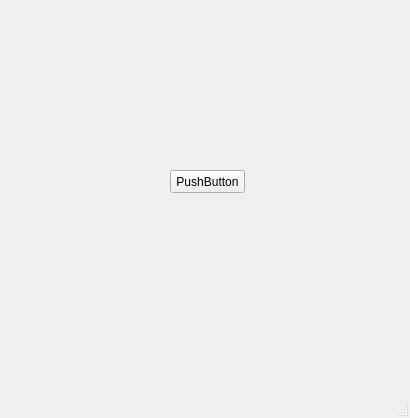
Before: the Qt Designer form src/ui-qt-yoyek/spkm/wnd_spkm_inc.ui in ptroja/mrrocpp, drawn with Qt 5.
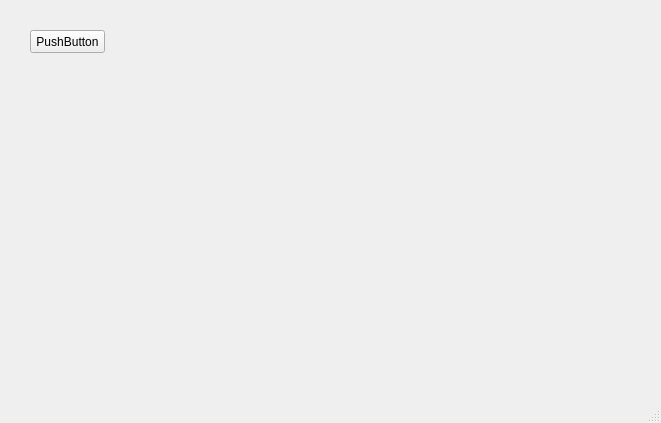
After: the same form once the commit is applied.

```diff
--- a/src/ui-qt-yoyek/spkm/wnd_spkm_inc.ui
+++ b/src/ui-qt-yoyek/spkm/wnd_spkm_inc.ui
@@ -6,8 +6,8 @@
    <rect>
     <x>0</x>
     <y>0</y>
-    <width>410</width>
-    <height>418</height>
+    <width>661</width>
+    <height>423</height>
    </rect>
   </property>
   <property name="windowTitle">
@@ -17,8 +17,8 @@
    <widget class="QPushButton" name="pushButton">
     <property name="geometry">
      <rect>
-      <x>170</x>
-      <y>170</y>
+      <x>30</x>
+      <y>30</y>
       <width>75</width>
       <height>23</height>
      </rect>
```
Left out of the diff: 4 changed lines with no effect on the pictures.
